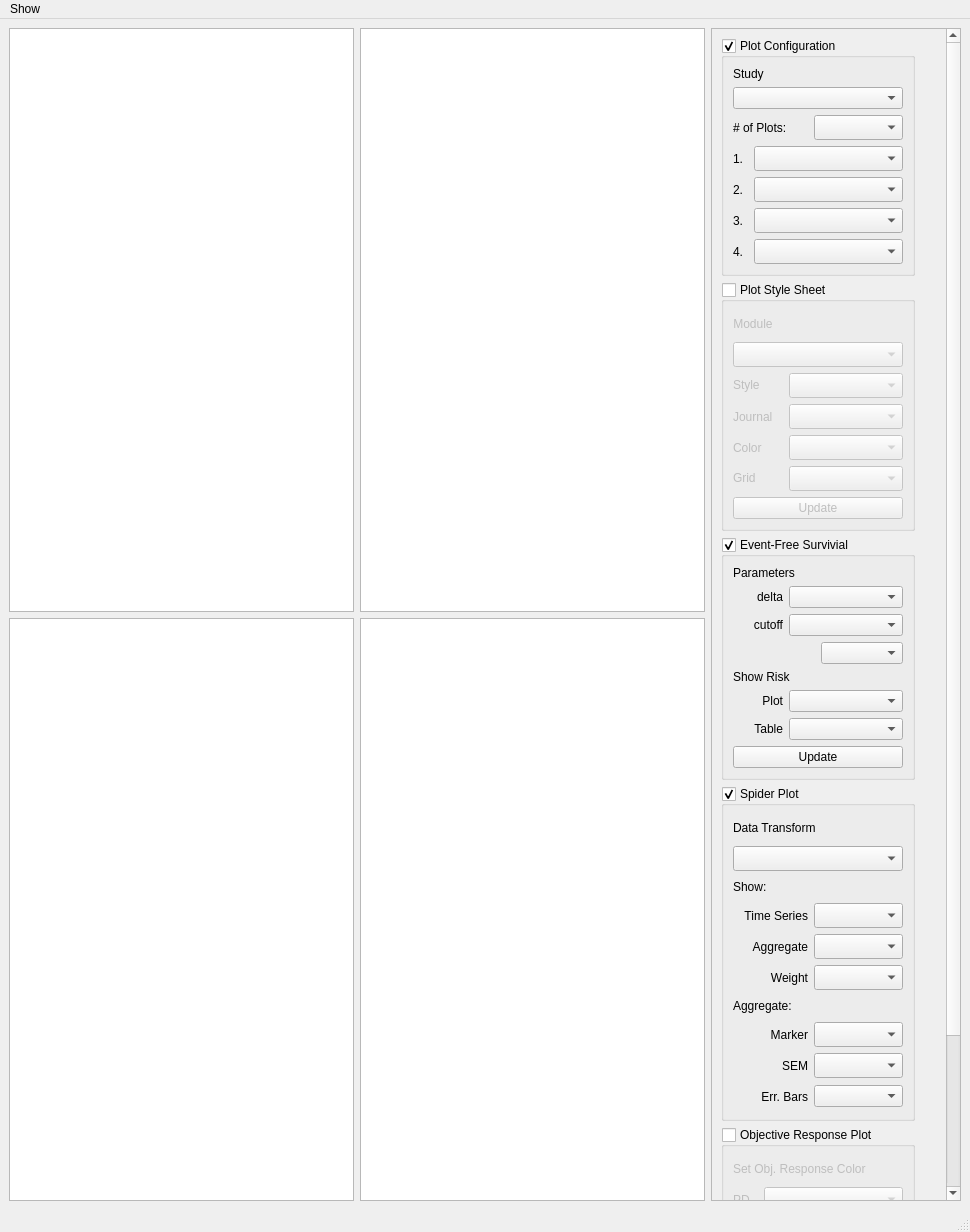
The window that src/TumorVolumeStudyView.ui (DennisDean/TumorVolumetrics) describes before a commit, drawn with Qt 5.
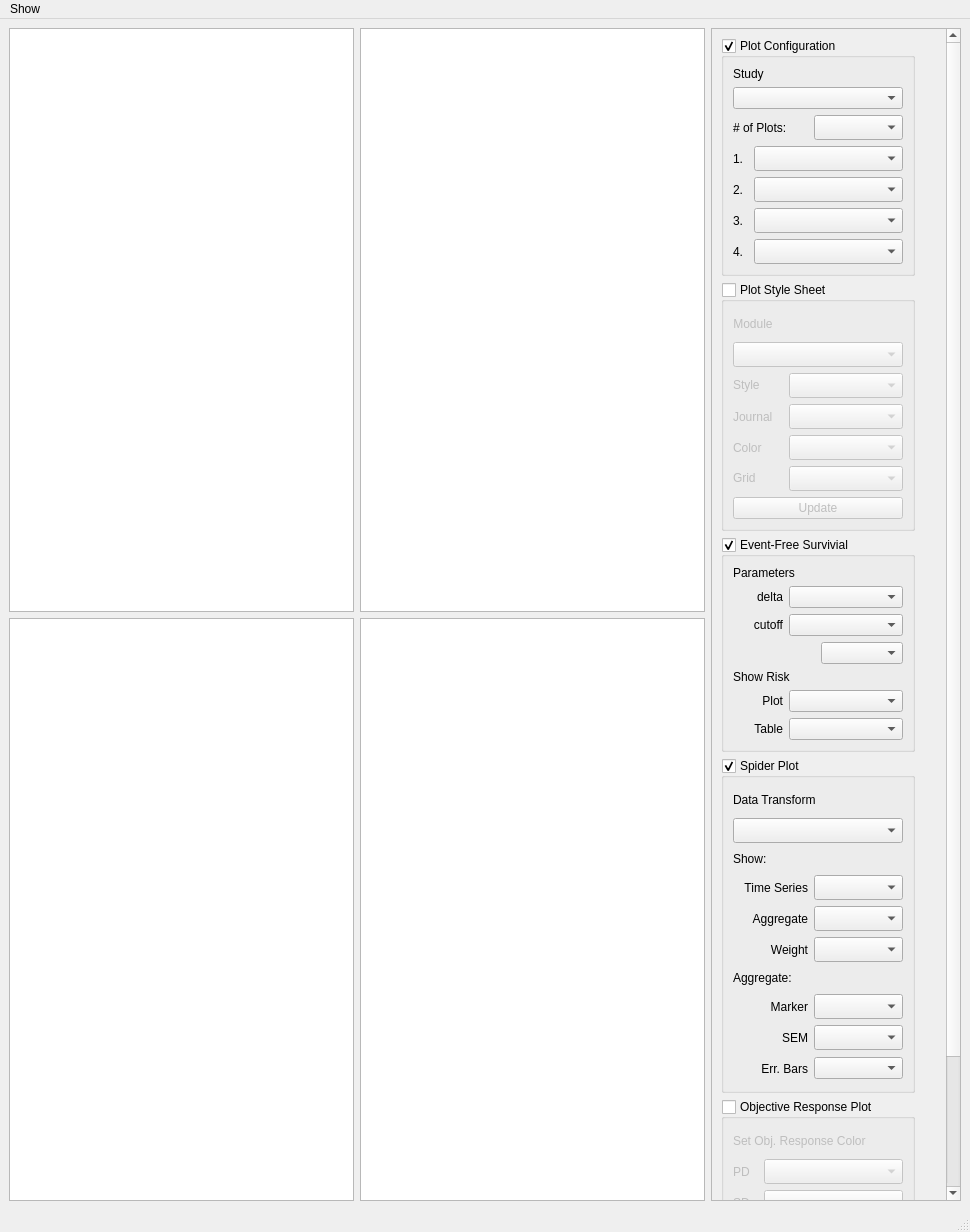
The same window after the commit.

Commit message: Event Free Survival plot accepts and uses fixed value correctly. Removed update button from Event Free group box.

What changed in the file:
```diff
--- a/src/TumorVolumeStudyView.ui
+++ b/src/TumorVolumeStudyView.ui
@@ -74,7 +74,7 @@
                <x>0</x>
                <y>0</y>
                <width>231</width>
-               <height>1482</height>
+               <height>1450</height>
               </rect>
              </property>
              <property name="sizePolicy">
@@ -760,13 +760,6 @@
                      </item>
                     </layout>
                    </item>
-                   <item>
-                    <widget class="QPushButton" name="pushButton_event_free_update">
-                     <property name="text">
-                      <string>Update</string>
-                     </property>
-                    </widget>
-                   </item>
                   </layout>
                  </item>
                 </layout>
```
The commit also changes 3 other files.
